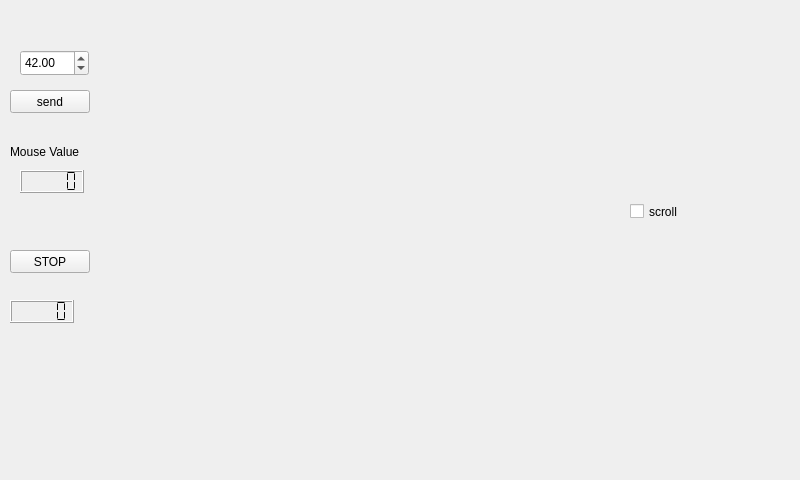
This is mainwindow.ui in antoinnneee/Heat_Monitor as Qt 5 draws it before an edit. The edited form follows.
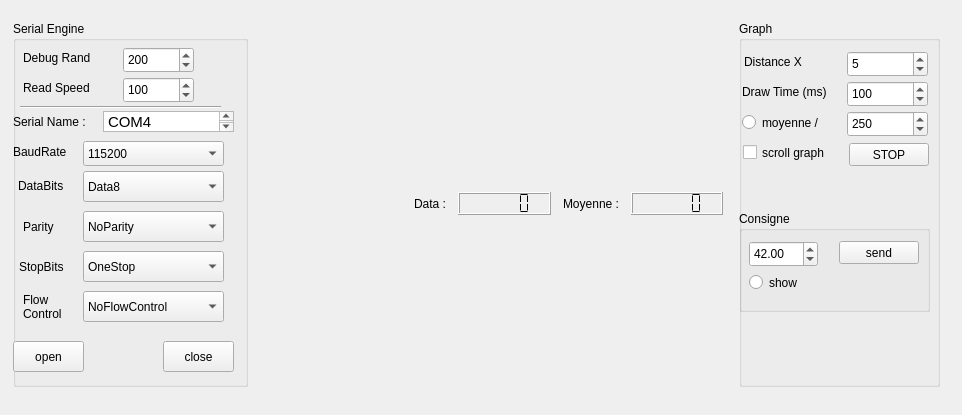
This is the edited form.

```diff
--- a/mainwindow.ui
+++ b/mainwindow.ui
@@ -6,123 +6,804 @@
    <rect>
     <x>0</x>
     <y>0</y>
-    <width>800</width>
-    <height>480</height>
+    <width>962</width>
+    <height>415</height>
    </rect>
   </property>
   <property name="windowTitle">
    <string>MainWindow</string>
   </property>
   <widget class="QWidget" name="centralWidget">
-   <widget class="QPushButton" name="send">
+   <widget class="QWidget" name="gridLayoutWidget_3">
     <property name="geometry">
      <rect>
       <x>10</x>
-      <y>90</y>
-      <width>80</width>
-      <height>23</height>
+      <y>10</y>
+      <width>941</width>
+      <height>401</height>
      </rect>
     </property>
-    <property name="text">
-     <string>send</string>
-    </property>
-   </widget>
-   <widget class="QPushButton" name="pushButton_2">
-    <property name="geometry">
-     <rect>
-      <x>10</x>
-      <y>250</y>
-      <width>80</width>
-      <height>23</height>
-     </rect>
-    </property>
-    <property name="text">
-     <string>STOP</string>
-    </property>
-   </widget>
-   <widget class="QWidget" name="gridLayoutWidget">
-    <property name="geometry">
-     <rect>
-      <x>110</x>
-      <y>20</y>
-      <width>491</width>
-      <height>421</height>
-     </rect>
-    </property>
-    <layout class="QGridLayout" name="gridLayout">
+    <layout class="QGridLayout" name="gridLayout_4">
      <property name="sizeConstraint">
-      <enum>QLayout::SetMinimumSize</enum>
+      <enum>QLayout::SetDefaultConstraint</enum>
      </property>
+     <property name="leftMargin">
+      <number>0</number>
+     </property>
+     <property name="horizontalSpacing">
+      <number>0</number>
+     </property>
+     <item row="2" column="2">
+      <spacer name="horizontalSpacer">
+       <property name="orientation">
+        <enum>Qt::Horizontal</enum>
+       </property>
+       <property name="sizeType">
+        <enum>QSizePolicy::Expanding</enum>
+       </property>
+       <property name="sizeHint" stdset="0">
+        <size>
+         <width>97</width>
+         <height>11</height>
+        </size>
+       </property>
+      </spacer>
+     </item>
+     <item row="0" column="6" rowspan="2">
+      <layout class="QGridLayout" name="gridLayout_6">
+       <item row="0" column="0">
+        <widget class="QGroupBox" name="groupBox_2">
+         <property name="title">
+          <string>Graph</string>
+         </property>
+         <widget class="QLabel" name="label_4">
+          <property name="geometry">
+           <rect>
+            <x>5</x>
+            <y>20</y>
+            <width>81</width>
+            <height>41</height>
+           </rect>
+          </property>
+          <property name="text">
+           <string>Distance X</string>
+          </property>
+          <property name="wordWrap">
+           <bool>true</bool>
+          </property>
+         </widget>
+         <widget class="QSpinBox" name="sB_movex">
+          <property name="geometry">
+           <rect>
+            <x>108</x>
+            <y>30</y>
+            <width>81</width>
+            <height>26</height>
+           </rect>
+          </property>
+          <property name="maximum">
+           <number>2000</number>
+          </property>
+          <property name="singleStep">
+           <number>1</number>
+          </property>
+          <property name="value">
+           <number>5</number>
+          </property>
+         </widget>
+         <widget class="QLabel" name="label_5">
+          <property name="geometry">
+           <rect>
+            <x>3</x>
+            <y>60</y>
+            <width>111</width>
+            <height>21</height>
+           </rect>
+          </property>
+          <property name="text">
+           <string>Draw Time (ms)</string>
+          </property>
+         </widget>
+         <widget class="QSpinBox" name="sB_update">
+          <property name="geometry">
+           <rect>
+            <x>108</x>
+            <y>60</y>
+            <width>81</width>
+            <height>26</height>
+           </rect>
+          </property>
+          <property name="maximum">
+           <number>1000000</number>
+          </property>
+          <property name="singleStep">
+           <number>5</number>
+          </property>
+          <property name="value">
+           <number>100</number>
+          </property>
+         </widget>
+         <widget class="QRadioButton" name="radioButton">
+          <property name="geometry">
+           <rect>
+            <x>3</x>
+            <y>90</y>
+            <width>101</width>
+            <height>23</height>
+           </rect>
+          </property>
+          <property name="text">
+           <string>moyenne /</string>
+          </property>
+         </widget>
+         <widget class="QSpinBox" name="sB_nbMoyenne">
+          <property name="geometry">
+           <rect>
+            <x>108</x>
+            <y>90</y>
+            <width>81</width>
+            <height>26</height>
+           </rect>
+          </property>
+          <property name="minimum">
+           <number>1</number>
+          </property>
+          <property name="maximum">
+           <number>2500000</number>
+          </property>
+          <property name="singleStep">
+           <number>100</number>
+          </property>
+          <property name="value">
+           <number>250</number>
+          </property>
+         </widget>
+         <widget class="QCheckBox" name="cBscroll">
+          <property name="geometry">
+           <rect>
+            <x>4</x>
+            <y>120</y>
+            <width>111</width>
+            <height>23</height>
+           </rect>
+          </property>
+          <property name="text">
+           <string>scroll graph</string>
+          </property>
+         </widget>
+         <widget class="QPushButton" name="b_stop">
+          <property name="geometry">
+           <rect>
+            <x>110</x>
+            <y>122</y>
+            <width>80</width>
+            <height>23</height>
+           </rect>
+          </property>
+          <property name="text">
+           <string>STOP</string>
+          </property>
+         </widget>
+         <widget class="QGroupBox" name="groupBox_3">
+          <property name="geometry">
+           <rect>
+            <x>0</x>
+            <y>190</y>
+            <width>191</width>
+            <height>101</height>
+           </rect>
+          </property>
+          <property name="title">
+           <string>Consigne</string>
+          </property>
+          <widget class="QPushButton" name="send">
+           <property name="geometry">
+            <rect>
+             <x>100</x>
+             <y>30</y>
+             <width>80</width>
+             <height>23</height>
+            </rect>
+           </property>
+           <property name="text">
+            <string>send</string>
+           </property>
+          </widget>
+          <widget class="QDoubleSpinBox" name="doubleSpinBox">
+           <property name="geometry">
+            <rect>
+             <x>10</x>
+             <y>30</y>
+             <width>69</width>
+             <height>26</height>
+            </rect>
+           </property>
+           <property name="singleStep">
+            <double>0.500000000000000</double>
+           </property>
+           <property name="value">
+            <double>42.000000000000000</double>
+           </property>
+          </widget>
+          <widget class="QRadioButton" name="radioButton_2">
+           <property name="geometry">
+            <rect>
+             <x>10</x>
+             <y>60</y>
+             <width>71</width>
+             <height>23</height>
+            </rect>
+           </property>
+           <property name="text">
+            <string>show</string>
+           </property>
+          </widget>
+         </widget>
+        </widget>
+       </item>
+      </layout>
+     </item>
+     <item row="0" column="2" rowspan="2">
+      <layout class="QGridLayout" name="gridLayout_3" rowstretch="0,0,0">
+       <property name="leftMargin">
+        <number>0</number>
+       </property>
+       <property name="horizontalSpacing">
+        <number>6</number>
+       </property>
+       <property name="verticalSpacing">
+        <number>0</number>
+       </property>
+       <item row="1" column="1" colspan="2">
+        <layout class="QHBoxLayout" name="horizontalLayout_3">
+         <property name="spacing">
+          <number>12</number>
+         </property>
+         <property name="sizeConstraint">
+          <enum>QLayout::SetMinimumSize</enum>
+         </property>
+         <item>
+          <widget class="QLabel" name="label_12">
+           <property name="sizePolicy">
+            <sizepolicy hsizetype="Preferred" vsizetype="Fixed">
+             <horstretch>0</horstretch>
+             <verstretch>0</verstretch>
+            </sizepolicy>
+           </property>
+           <property name="text">
+            <string>Data :</string>
+           </property>
+          </widget>
+         </item>
+         <item>
+          <widget class="QLCDNumber" name="lcdN_Data">
+           <property name="sizePolicy">
+            <sizepolicy hsizetype="Expanding" vsizetype="Fixed">
+             <horstretch>0</horstretch>
+             <verstretch>0</verstretch>
+            </sizepolicy>
+           </property>
+           <property name="segmentStyle">
+            <enum>QLCDNumber::Flat</enum>
+           </property>
+          </widget>
+         </item>
+         <item>
+          <widget class="QLabel" name="label_11">
+           <property name="sizePolicy">
+            <sizepolicy hsizetype="Preferred" vsizetype="Fixed">
+             <horstretch>0</horstretch>
+             <verstretch>0</verstretch>
+            </sizepolicy>
+           </property>
+           <property name="text">
+            <string>Moyenne :</string>
+           </property>
+          </widget>
+         </item>
+         <item>
+          <widget class="QLCDNumber" name="lcdN_Moyenne">
+           <property name="sizePolicy">
+            <sizepolicy hsizetype="Expanding" vsizetype="Fixed">
+             <horstretch>0</horstretch>
+             <verstretch>0</verstretch>
+            </sizepolicy>
+           </property>
+           <property name="segmentStyle">
+            <enum>QLCDNumber::Flat</enum>
+           </property>
+          </widget>
+         </item>
+        </layout>
+       </item>
+       <item row="1" column="0">
+        <spacer name="verticalSpacer">
+         <property name="orientation">
+          <enum>Qt::Vertical</enum>
+         </property>
+         <property name="sizeType">
+          <enum>QSizePolicy::Fixed</enum>
+         </property>
+         <property name="sizeHint" stdset="0">
+          <size>
+           <width>20</width>
+           <height>40</height>
+          </size>
+         </property>
+        </spacer>
+       </item>
+       <item row="2" column="0" colspan="3">
+        <layout class="QGridLayout" name="gridLayout">
+         <property name="sizeConstraint">
+          <enum>QLayout::SetDefaultConstraint</enum>
+         </property>
+         <property name="horizontalSpacing">
+          <number>0</number>
+         </property>
+        </layout>
+       </item>
+      </layout>
+     </item>
+     <item row="0" column="0" rowspan="2" colspan="2">
+      <layout class="QGridLayout" name="gridLayout_5">
+       <property name="leftMargin">
+        <number>3</number>
+       </property>
+       <property name="rightMargin">
+        <number>8</number>
+       </property>
+       <property name="horizontalSpacing">
+        <number>6</number>
+       </property>
+       <property name="verticalSpacing">
+        <number>5</number>
+       </property>
+       <item row="0" column="0">
+        <widget class="QGroupBox" name="groupBox">
+         <property name="title">
+          <string>Serial Engine</string>
+         </property>
+         <widget class="QSpinBox" name="sB_Rand">
+          <property name="geometry">
+           <rect>
+            <x>110</x>
+            <y>26</y>
+            <width>71</width>
+            <height>26</height>
+           </rect>
+          </property>
+          <property name="maximum">
+           <number>2000</number>
+          </property>
+          <property name="singleStep">
+           <number>10</number>
+          </property>
+          <property name="value">
+           <number>200</number>
+          </property>
+         </widget>
+         <widget class="QLabel" name="label_2">
+          <property name="geometry">
+           <rect>
+            <x>10</x>
+            <y>26</y>
+            <width>101</width>
+            <height>21</height>
+           </rect>
+          </property>
+          <property name="text">
+           <string>Debug Rand</string>
+          </property>
+         </widget>
+         <widget class="QLabel" name="label_3">
+          <property name="geometry">
+           <rect>
+            <x>10</x>
+            <y>56</y>
+            <width>101</width>
+            <height>21</height>
+           </rect>
+          </property>
+          <property name="text">
+           <string>Read Speed</string>
+          </property>
+         </widget>
+         <widget class="QSpinBox" name="sB_speed">
+          <property name="geometry">
+           <rect>
+            <x>110</x>
+            <y>56</y>
+            <width>71</width>
+            <height>26</height>
+           </rect>
+          </property>
+          <property name="maximum">
+           <number>2000</number>
+          </property>
+          <property name="singleStep">
+           <number>10</number>
+          </property>
+          <property name="value">
+           <number>100</number>
+          </property>
+         </widget>
+         <widget class="QPushButton" name="b_serClose">
+          <property name="geometry">
+           <rect>
+            <x>150</x>
+            <y>320</y>
+            <width>71</width>
+            <height>31</height>
+           </rect>
+          </property>
+          <property name="text">
+           <string>close</string>
+          </property>
+         </widget>
+         <widget class="QPushButton" name="b_open">
+          <property name="geometry">
+           <rect>
+            <x>0</x>
+            <y>320</y>
+            <width>71</width>
+            <height>31</height>
+           </rect>
+          </property>
+          <property name="text">
+           <string>open</string>
+          </property>
+         </widget>
+         <widget class="QLabel" name="label">
+          <property name="geometry">
+           <rect>
+            <x>0</x>
+            <y>90</y>
+            <width>81</width>
+            <height>21</height>
+           </rect>
+          </property>
+          <property name="text">
+           <string>Serial Name :</string>
+          </property>
+         </widget>
+         <widget class="QTextEdit" name="tE_Name">
+          <property name="geometry">
+           <rect>
+            <x>90</x>
+            <y>90</y>
+            <width>131</width>
+            <height>21</height>
+           </rect>
+          </property>
+          <property name="html">
+           <string>&lt;!DOCTYPE HTML PUBLIC &quot;-//W3C//DTD HTML 4.0//EN&quot; &quot;http://www.w3.org/TR/REC-html40/strict.dtd&quot;&gt;
+&lt;html&gt;&lt;head&gt;&lt;meta name=&quot;qrichtext&quot; content=&quot;1&quot; /&gt;&lt;style type=&quot;text/css&quot;&gt;
+p, li { white-space: pre-wrap; }
+&lt;/style&gt;&lt;/head&gt;&lt;body style=&quot; font-family:'Ubuntu'; font-size:11pt; font-weight:400; font-style:normal;&quot;&gt;
+&lt;p style=&quot; margin-top:0px; margin-bottom:0px; margin-left:0px; margin-right:0px; -qt-block-indent:0; text-indent:0px;&quot;&gt;COM4&lt;/p&gt;&lt;/body&gt;&lt;/html&gt;</string>
+          </property>
+         </widget>
+         <widget class="QLabel" name="label_6">
+          <property name="geometry">
+           <rect>
+            <x>0</x>
+            <y>120</y>
+            <width>81</width>
+            <height>21</height>
+           </rect>
+          </property>
+          <property name="text">
+           <string>BaudRate</string>
+          </property>
+         </widget>
+         <widget class="QComboBox" name="cB_DataBits">
+          <property name="geometry">
+           <rect>
+            <x>70</x>
+            <y>150</y>
+            <width>141</width>
+            <height>31</height>
+           </rect>
+          </property>
+          <item>
+           <property name="text">
+            <string>Data8</string>
+           </property>
+          </item>
+          <item>
+           <property name="text">
+            <string>Data5</string>
+           </property>
+          </item>
+          <item>
+           <property name="text">
+            <string>Data6</string>
+           </property>
+          </item>
+          <item>
+           <property name="text">
+            <string>Data7</string>
+           </property>
+          </item>
+          <item>
+           <property name="text">
+            <string>UnknownDataBits</string>
+           </property>
+          </item>
+         </widget>
+         <widget class="QLabel" name="label_7">
+          <property name="geometry">
+           <rect>
+            <x>5</x>
+            <y>154</y>
+            <width>71</width>
+            <height>21</height>
+           </rect>
+          </property>
+          <property name="text">
+           <string>DataBits</string>
+          </property>
+         </widget>
+         <widget class="QComboBox" name="cB_BaudRate">
+          <property name="geometry">
+           <rect>
+            <x>70</x>
+            <y>120</y>
+            <width>141</width>
+            <height>25</height>
+           </rect>
+          </property>
+          <item>
+           <property name="text">
+            <string>115200</string>
+           </property>
+          </item>
+          <item>
+           <property name="text">
+            <string>57600</string>
+           </property>
+          </item>
+          <item>
+           <property name="text">
+            <string>38400</string>
+           </property>
+          </item>
+          <item>
+           <property name="text">
+            <string>19200</string>
+           </property>
+          </item>
+          <item>
+           <property name="text">
+            <string>9600</string>
+           </property>
+          </item>
+          <item>
+           <property name="text">
+            <string>4800</string>
+           </property>
+          </item>
+          <item>
+           <property name="text">
+            <string>2400</string>
+           </property>
+          </item>
+          <item>
+           <property name="text">
+            <string>1200</string>
+           </property>
+          </item>
+         </widget>
+         <widget class="QLabel" name="label_8">
+          <property name="geometry">
+           <rect>
+            <x>10</x>
+            <y>190</y>
+            <width>51</width>
+            <height>31</height>
+           </rect>
+          </property>
+          <property name="text">
+           <string>Parity</string>
+          </property>
+         </widget>
+         <widget class="QComboBox" name="cB_Parity">
+          <property name="geometry">
+           <rect>
+            <x>70</x>
+            <y>190</y>
+            <width>141</width>
+            <height>31</height>
+           </rect>
+          </property>
+          <item>
+           <property name="text">
+            <string>NoParity</string>
+           </property>
+          </item>
+          <item>
+           <property name="text">
+            <string>UnknownParity (obsolete)</string>
+           </property>
+          </item>
+          <item>
+           <property name="text">
+            <string>EvenParity</string>
+           </property>
+          </item>
+          <item>
+           <property name="text">
+            <string>OddParity</string>
+           </property>
+          </item>
+          <item>
+           <property name="text">
+            <string>SpaceParity</string>
+           </property>
+          </item>
+          <item>
+           <property name="text">
+            <string>MarkParity</string>
+           </property>
+          </item>
+         </widget>
+         <widget class="QComboBox" name="cB_StopBits">
+          <property name="geometry">
+           <rect>
+            <x>70</x>
+            <y>230</y>
+            <width>141</width>
+            <height>31</height>
+           </rect>
+          </property>
+          <property name="currentIndex">
+           <number>1</number>
+          </property>
+          <item>
+           <property name="text">
+            <string>UnknownStopBits (obsolete)</string>
+           </property>
+          </item>
+          <item>
+           <property name="text">
+            <string>OneStop</string>
+           </property>
+          </item>
+          <item>
+           <property name="text">
+            <string>TwoStop</string>
+           </property>
+          </item>
+          <item>
+           <property name="text">
+            <string>OneAndHalfStop (windows only)</string>
+           </property>
+          </item>
+         </widget>
+         <widget class="QLabel" name="label_9">
+          <property name="geometry">
+           <rect>
+            <x>6</x>
+            <y>230</y>
+            <width>61</width>
+            <height>31</height>
+           </rect>
+          </property>
+          <property name="text">
+           <string>StopBits</string>
+          </property>
+         </widget>
+         <widget class="QComboBox" name="cB_FlowControl">
+          <property name="geometry">
+           <rect>
+            <x>70</x>
+            <y>270</y>
+            <width>141</width>
+            <height>31</height>
+           </rect>
+          </property>
+          <item>
+           <property name="text">
+            <string>NoFlowControl</string>
+           </property>
+          </item>
+          <item>
+           <property name="text">
+            <string>HardwareControl</string>
+           </property>
+          </item>
+          <item>
+           <property name="text">
+            <string>SoftwareControl</string>
+           </property>
+          </item>
+         </widget>
+         <widget class="QLabel" name="label_10">
+          <property name="geometry">
+           <rect>
+            <x>10</x>
+            <y>260</y>
+            <width>51</width>
+            <height>51</height>
+           </rect>
+          </property>
+          <property name="text">
+           <string>Flow Control</string>
+          </property>
+          <property name="scaledContents">
+           <bool>false</bool>
+          </property>
+          <property name="wordWrap">
+           <bool>true</bool>
+          </property>
+         </widget>
+         <widget class="Line" name="line">
+          <property name="geometry">
+           <rect>
+            <x>7</x>
+            <y>76</y>
+            <width>201</width>
+            <height>20</height>
+           </rect>
+          </property>
+          <property name="orientation">
+           <enum>Qt::Horizontal</enum>
+          </property>
+         </widget>
+        </widget>
+       </item>
+      </layout>
+     </item>
+     <item row="2" column="3">
+      <spacer name="verticalSpacer_2">
+       <property name="orientation">
+        <enum>Qt::Vertical</enum>
+       </property>
+       <property name="sizeType">
+        <enum>QSizePolicy::Fixed</enum>
+       </property>
+       <property name="sizeHint" stdset="0">
+        <size>
+         <width>16</width>
+         <height>8</height>
+        </size>
+       </property>
+      </spacer>
+     </item>
+     <item row="2" column="0" colspan="2">
+      <spacer name="horizontalSpacer_2">
+       <property name="orientation">
+        <enum>Qt::Horizontal</enum>
+       </property>
+       <property name="sizeType">
+        <enum>QSizePolicy::Fixed</enum>
+       </property>
+       <property name="sizeHint" stdset="0">
+        <size>
+         <width>246</width>
+         <height>13</height>
+        </size>
+       </property>
+      </spacer>
+     </item>
+     <item row="2" column="6">
+      <spacer name="horizontalSpacer_3">
+       <property name="orientation">
+        <enum>Qt::Horizontal</enum>
+       </property>
+       <property name="sizeType">
+        <enum>QSizePolicy::Fixed</enum>
+       </property>
+       <property name="sizeHint" stdset="0">
+        <size>
+         <width>201</width>
+         <height>9</height>
+        </size>
+       </property>
+      </spacer>
+     </item>
     </layout>
    </widget>
-   <widget class="QLCDNumber" name="lcdNumber">
-    <property name="geometry">
-     <rect>
-      <x>10</x>
-      <y>300</y>
-      <width>64</width>
-      <height>23</height>
-     </rect>
-    </property>
-    <property name="segmentStyle">
-     <enum>QLCDNumber::Flat</enum>
-    </property>
-   </widget>
-   <widget class="QCheckBox" name="cBscroll">
-    <property name="geometry">
-     <rect>
-      <x>630</x>
-      <y>200</y>
-      <width>92</width>
-      <height>23</height>
-     </rect>
-    </property>
-    <property name="text">
-     <string>scroll</string>
-    </property>
-   </widget>
-   <widget class="QDoubleSpinBox" name="doubleSpinBox">
-    <property name="geometry">
-     <rect>
-      <x>20</x>
-      <y>50</y>
-      <width>69</width>
-      <height>26</height>
-     </rect>
-    </property>
-    <property name="singleStep">
-     <double>0.500000000000000</double>
-    </property>
-    <property name="value">
-     <double>42.000000000000000</double>
-    </property>
-   </widget>
-   <widget class="QLCDNumber" name="lcdNumber_2">
-    <property name="geometry">
-     <rect>
-      <x>20</x>
-      <y>170</y>
-      <width>64</width>
-      <height>23</height>
-     </rect>
-    </property>
-    <property name="segmentStyle">
-     <enum>QLCDNumber::Flat</enum>
-    </property>
-   </widget>
-   <widget class="QLabel" name="label">
-    <property name="geometry">
-     <rect>
-      <x>10</x>
-      <y>136</y>
-      <width>101</width>
-      <height>31</height>
-     </rect>
-    </property>
-    <property name="text">
-     <string>Mouse Value</string>
-    </property>
-   </widget>
   </widget>
  </widget>
  <layoutdefault spacing="6" margin="11"/>
```
